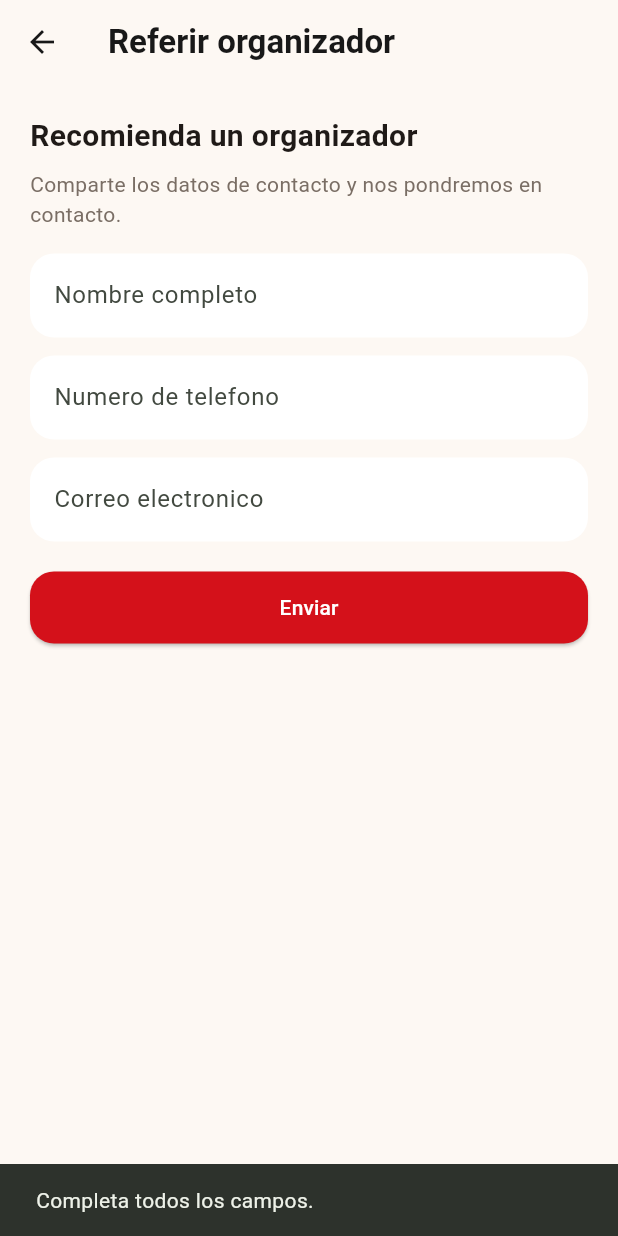
After one commit to Jhonayker0/PF---FRONT, a Flutter app: the ReferOrganizerScreen screen opened by its route, after a tap on "Enviar", on a phone screen of 412 x 824 dp. The commit adds this screen. Run offline on Flutter 3.47's test engine with Material 3 defaults, Android fonts, the phone set to English and light mode, and no system bars; our stand-ins replace barcode_widget, firebase_core, firebase_messaging, flutter_local_notifications, go_router, image_picker and 1 more; missing offline and left inert: mobile_scanner; accounts and stored records are empty; network calls fail.

Commit message:
añadido formulario para referir organizador, pendiente de confirmar a donde se envía esa info

```diff
--- a/eventos_barranquilla_flutter/lib/app.dart
+++ b/eventos_barranquilla_flutter/lib/app.dart
@@ -19,6 +19,7 @@ import 'screens/my_reviews_screen.dart';
 import 'screens/smart_id_usuario.dart';
 import 'screens/scan_payment_screen.dart';
 import 'screens/support_screen.dart';
+import 'screens/refer_organizer_screen.dart';
 
 class EventosBarranquillaApp extends StatelessWidget {
   const EventosBarranquillaApp({super.key});
@@ -201,6 +202,10 @@ class EventosBarranquillaApp extends StatelessWidget {
           path: '/support',
           builder: (context, state) => const SupportScreen(),
         ),
+        GoRoute(
+          path: '/refer-organizer',
+          builder: (context, state) => const ReferOrganizerScreen(),
+        ),
       ],
     );
   }
--- a/eventos_barranquilla_flutter/lib/screens/profile_screen.dart
+++ b/eventos_barranquilla_flutter/lib/screens/profile_screen.dart
@@ -119,9 +119,10 @@ class ProfileScreen extends StatelessWidget {
                   icon: Icons.privacy_tip_outlined,
                 ),
                 const SizedBox(height: 10),
-                const _ProfileListItem(
+                _ProfileListItem(
                   text: 'Referir organizador',
                   icon: Icons.group_outlined,
+                  onTap: () => context.push('/refer-organizer'),
                 ),
                 const _ProfileListItem(
                   text: 'Encuentra coanfitrion',
--- /dev/null
+++ b/eventos_barranquilla_flutter/lib/screens/refer_organizer_screen.dart
@@ -0,0 +1,156 @@
+import 'package:flutter/material.dart';
+import 'package:go_router/go_router.dart';
+
+class ReferOrganizerScreen extends StatefulWidget {
+  const ReferOrganizerScreen({super.key});
+
+  @override
+  State<ReferOrganizerScreen> createState() => _ReferOrganizerScreenState();
+}
+
+class _ReferOrganizerScreenState extends State<ReferOrganizerScreen> {
+  late final TextEditingController _nameController;
+  late final TextEditingController _phoneController;
+  late final TextEditingController _emailController;
+  bool _isSubmitting = false;
+
+  @override
+  void initState() {
+    super.initState();
+    _nameController = TextEditingController();
+    _phoneController = TextEditingController();
+    _emailController = TextEditingController();
+  }
+
+  @override
+  void dispose() {
+    _nameController.dispose();
+    _phoneController.dispose();
+    _emailController.dispose();
+    super.dispose();
+  }
+
+  Future<void> _submit() async {
+    final name = _nameController.text.trim();
+    final phone = _phoneController.text.trim();
+    final email = _emailController.text.trim();
+
+    if (name.isEmpty || phone.isEmpty || email.isEmpty) {
+      ScaffoldMessenger.of(context).showSnackBar(
+        const SnackBar(content: Text('Completa todos los campos.')),
+      );
+      return;
+    }
+
+    setState(() => _isSubmitting = true);
+    await Future.delayed(const Duration(milliseconds: 600));
+
+    if (!mounted) {
+      return;
+    }
+
+    setState(() => _isSubmitting = false);
+    _nameController.clear();
+    _phoneController.clear();
+    _emailController.clear();
+
+    ScaffoldMessenger.of(context).showSnackBar(
+      const SnackBar(content: Text('Gracias, recibimos la referencia.')),
+    );
+  }
+
+  @override
+  Widget build(BuildContext context) {
+    return Scaffold(
+      backgroundColor: const Color(0xFFFDF8F3),
+      appBar: AppBar(
+        title: const Text('Referir organizador'),
+        leading: IconButton(
+          icon: const Icon(Icons.arrow_back),
+          onPressed: () => context.pop(),
+        ),
+      ),
+      body: Padding(
+        padding: const EdgeInsets.all(20),
+        child: Column(
+          crossAxisAlignment: CrossAxisAlignment.start,
+          children: [
+            const Text(
+              'Recomienda un organizador',
+              style: TextStyle(
+                fontSize: 20,
+                fontWeight: FontWeight.w700,
+                color: Color(0xFF1F1A17),
+              ),
+            ),
+            const SizedBox(height: 8),
+            const Text(
+              'Comparte los datos de contacto y nos pondremos en contacto.',
+              style: TextStyle(color: Color(0xFF7A6E65)),
+            ),
+            const SizedBox(height: 16),
+            TextField(
+              controller: _nameController,
+              textInputAction: TextInputAction.next,
+              decoration: InputDecoration(
+                hintText: 'Nombre completo',
+                filled: true,
+                fillColor: Colors.white,
+                border: OutlineInputBorder(
+                  borderRadius: BorderRadius.circular(16),
+                  borderSide: BorderSide.none,
+                ),
+              ),
+            ),
+            const SizedBox(height: 12),
+            TextField(
+              controller: _phoneController,
+              keyboardType: TextInputType.phone,
+              textInputAction: TextInputAction.next,
+              decoration: InputDecoration(
+                hintText: 'Numero de telefono',
+                filled: true,
+                fillColor: Colors.white,
+                border: OutlineInputBorder(
+                  borderRadius: BorderRadius.circular(16),
+                  borderSide: BorderSide.none,
+                ),
+              ),
+            ),
+            const SizedBox(height: 12),
+            TextField(
+              controller: _emailController,
+              keyboardType: TextInputType.emailAddress,
+              textInputAction: TextInputAction.done,
+              decoration: InputDecoration(
+                hintText: 'Correo electronico',
+                filled: true,
+                fillColor: Colors.white,
+                border: OutlineInputBorder(
+                  borderRadius: BorderRadius.circular(16),
+                  borderSide: BorderSide.none,
+                ),
+              ),
+            ),
+            const SizedBox(height: 20),
+            SizedBox(
+              width: double.infinity,
+              child: ElevatedButton(
+                onPressed: _isSubmitting ? null : _submit,
+                style: ElevatedButton.styleFrom(
+                  backgroundColor: const Color(0xFFD4111A),
+                  foregroundColor: Colors.white,
+                  padding: const EdgeInsets.symmetric(vertical: 14),
+                  shape: RoundedRectangleBorder(
+                    borderRadius: BorderRadius.circular(16),
+                  ),
+                ),
+                child: Text(_isSubmitting ? 'Enviando...' : 'Enviar'),
+              ),
+            ),
+          ],
+        ),
+      ),
+    );
+  }
+}
```
